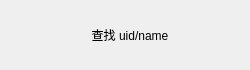
Stan-Vincent/HChat-demo, file Client/adduseritem.ui: the form before one commit.
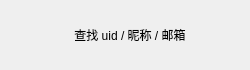
The form after the commit.

The edit to the form file:
```diff
--- a/Client/adduseritem.ui
+++ b/Client/adduseritem.ui
@@ -48,7 +48,7 @@
    <item>
     <widget class="QLabel" name="message_tip">
      <property name="text">
-      <string>查找 uid/name</string>
+      <string>查找 uid / 昵称 / 邮箱</string>
      </property>
      <property name="alignment">
       <set>Qt::AlignCenter</set>
```
